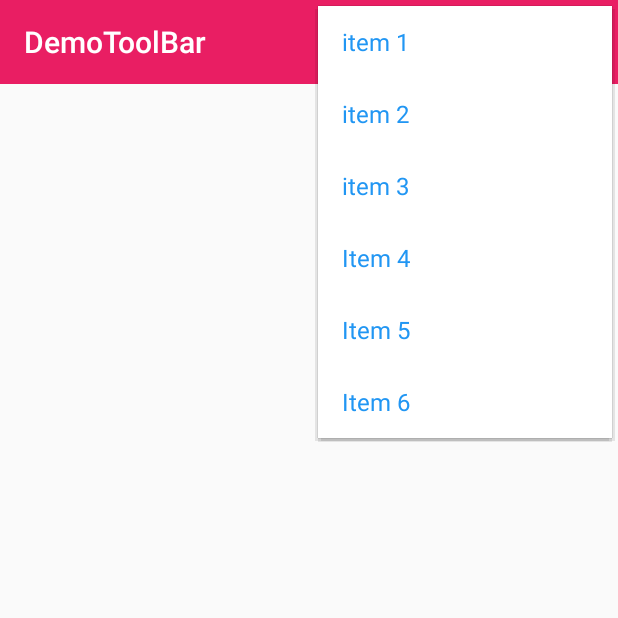
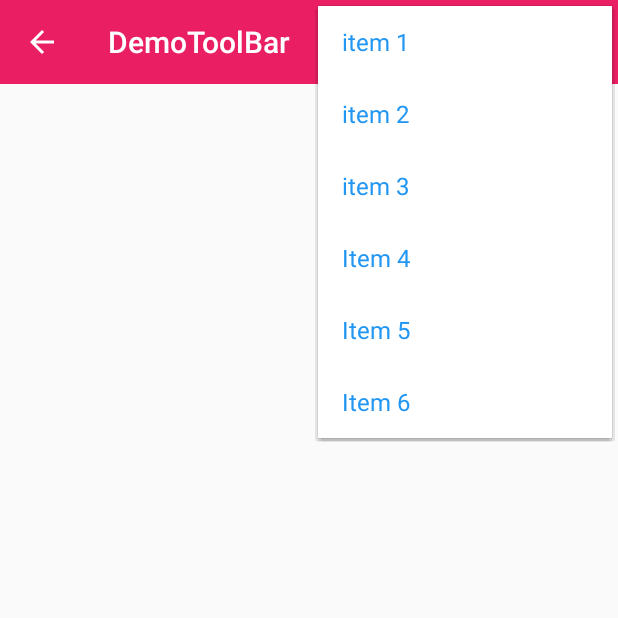
Before and after one commit to adliano/DemoToolBar, an Android app: the screen it shows after launch (MainActivity), with the options menu open, on a phone screen of 412 x 824 dp, the top half of it. Run offline under Robolectric (Android 15) with nearby library versions, the phone set to English and light mode, and no system bars.

Commit message:
added some images (icons) and added action to the toolbar

```diff
--- a/app/src/main/java/com/warriorsapp/demotoolbar/MainActivity.java
+++ b/app/src/main/java/com/warriorsapp/demotoolbar/MainActivity.java
@@ -6,6 +6,8 @@ package com.warriorsapp.demotoolbar;
  * Pratice About ToolBar on Android
  */
 
+import android.graphics.drawable.Drawable;
+import android.support.v7.app.ActionBar;
 import android.support.v7.app.AppCompatActivity;
 import android.os.Bundle;
 import android.support.v7.widget.Toolbar;
@@ -25,7 +27,11 @@ public class MainActivity extends AppCompatActivity
 
         // Create the toolbat
         toolbar = (Toolbar)findViewById(R.id.toolbar);
+//        toolbar.setLogo(R.drawable.android);
+
         setSupportActionBar(toolbar);
+
+        if(getSupportActionBar() != null) getSupportActionBar().setDisplayHomeAsUpEnabled(true);
 
     }
 
@@ -46,6 +52,7 @@ public class MainActivity extends AppCompatActivity
         if (itemId == R.id.itemOne_id) Toast.makeText(this,"Item One",Toast.LENGTH_SHORT).show();
         else if (itemId == R.id.itemTow_id) Toast.makeText(this, "Item Two",Toast.LENGTH_SHORT).show();
         else if (itemId == R.id.itemThree_id) Toast.makeText(this,"Item Three",Toast.LENGTH_SHORT).show();
+        else if( itemId == android.R.id.home) finish();
         else Toast.makeText(this,"NONE",Toast.LENGTH_SHORT).show();
 
         return super.onOptionsItemSelected(item);
--- a/app/src/main/res/layout/activity_main.xml
+++ b/app/src/main/res/layout/activity_main.xml
@@ -15,5 +15,4 @@
         android:background="@color/colorPrimary"
         app:theme="@style/ThemeOverlay.AppCompat.Dark.ActionBar"/>
 
-
 </LinearLayout>
--- a/app/src/main/res/menu/menu_main.xml
+++ b/app/src/main/res/menu/menu_main.xml
@@ -1,5 +1,6 @@
 <?xml version="1.0" encoding="utf-8"?>
-<menu xmlns:android="http://schemas.android.com/apk/res/android">
+<menu xmlns:android="http://schemas.android.com/apk/res/android"
+    xmlns:app="http://schemas.android.com/apk/res-auto">
 
 
     <item
@@ -27,5 +28,20 @@
         android:title="@string/item_6"
         android:id="@+id/itemSix_id"/>
 
+    <item
+        android:id="@+id/user_icon"
+        android:title=""
+        android:icon="@drawable/android"
+        app:showAsAction="ifRoom"/>
+
+    <item
+        android:id="@+id/search_id"
+        android:title=""
+        android:icon="@drawable/magnify"
+        app:showAsAction="ifRoom"
+        />
+
+
+
 
 </menu>
```
Also changed, not shown: app/src/main/res/drawable/android.png (added), app/src/main/res/drawable/imagens.jpg (added), app/src/main/res/drawable/magnify.png (added).
